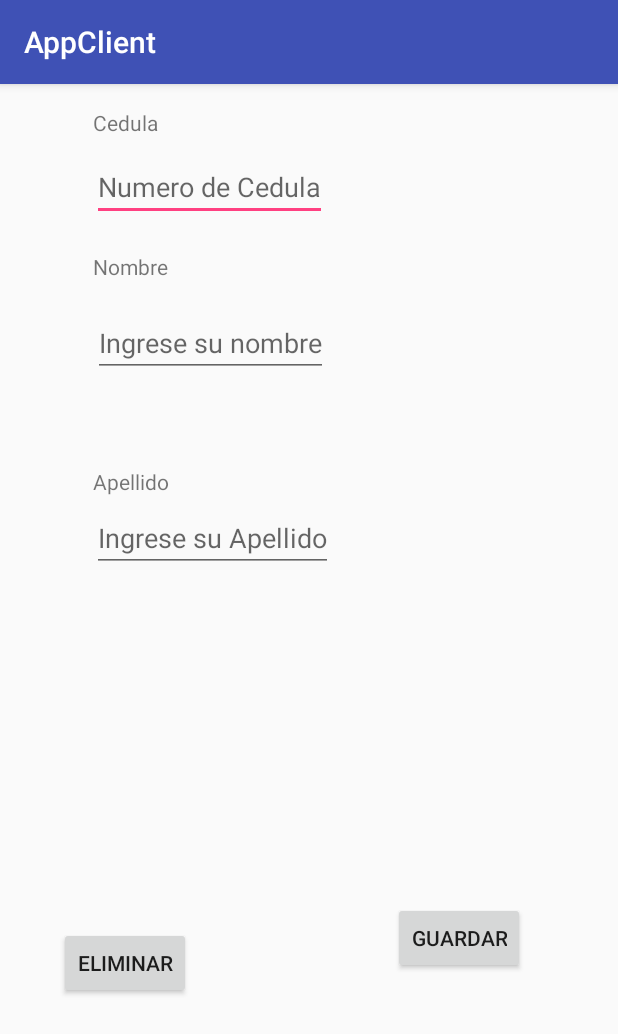
After one commit to wWGonzalez/AppEjemploRest, an Android app: the PersonaFormulario screen opened directly, with no data from a screen before it, on a phone screen of 412 x 824 dp. The commit adds this screen. Shown: the top 1034 px of the screen. Run offline under Robolectric (Android 15) with nearby library versions, the phone set to English and light mode, and no system bars; 2 statements that could not run were skipped.

Commit message:
Insertar
Insertar, Modificar y eliminar

```diff
--- a/AppClient/app/build.gradle
+++ b/AppClient/app/build.gradle
@@ -21,9 +21,10 @@ android {
 dependencies {
     implementation fileTree(include: ['*.jar'], dir: 'libs')
     implementation 'com.android.support:appcompat-v7:26.1.0'
+    implementation 'org.jbundle.util.osgi.wrapped:org.jbundle.util.osgi.wrapped.org.apache.http.client:4.1.2'
     implementation 'com.android.support.constraint:constraint-layout:1.0.2'
     testImplementation 'junit:junit:4.12'
     androidTestImplementation 'com.android.support.test:runner:1.0.1'
     androidTestImplementation 'com.android.support.test.espresso:espresso-core:3.0.1'
-    implementation files('C:/Users/wer/AndroidStudioProjects/AppClient/gradle/gson-2.2.4.jar')
+    implementation files('C:/Users/Cronos/AndroidStudioProjects/AppClient/gradle/gson-2.2.4.jar')
 }
--- a/AppClient/app/src/main/AndroidManifest.xml
+++ b/AppClient/app/src/main/AndroidManifest.xml
@@ -23,6 +23,7 @@
             </intent-filter>
         </activity>
         <activity android:name=".interfaces.BuscarPersona" />
+        <activity android:name=".interfaces.PersonaFormulario"></activity>
     </application>
 
 </manifest>
--- a/AppClient/app/src/main/java/com/example/wer/appclient/interfaces/MainActivity.java
+++ b/AppClient/app/src/main/java/com/example/wer/appclient/interfaces/MainActivity.java
@@ -19,4 +19,10 @@ public class MainActivity extends AppCompatActivity {
         Intent intent = new Intent(MainActivity.this, BuscarPersona.class);
         startActivity(intent);
     }
+
+    public void btn_formularioPersona(View view){
+        Intent intent = new Intent(MainActivity.this, PersonaFormulario.class);
+        intent.putExtra("operacion", "insertar");
+        startActivity(intent);
+    }
 }
--- /dev/null
+++ b/AppClient/app/src/main/res/layout/activity_persona_formulario.xml
@@ -0,0 +1,134 @@
+<?xml version="1.0" encoding="utf-8"?>
+<android.support.constraint.ConstraintLayout xmlns:android="http://schemas.android.com/apk/res/android"
+    xmlns:app="http://schemas.android.com/apk/res-auto"
+    xmlns:tools="http://schemas.android.com/tools"
+    android:layout_width="match_parent"
+    android:layout_height="match_parent"
+    tools:context=".interfaces.PersonaFormulario">
+
+    <Button
+        android:id="@+id/button4"
+        android:layout_width="wrap_content"
+        android:layout_height="wrap_content"
+        android:layout_marginBottom="17dp"
+        android:layout_marginEnd="111dp"
+        android:layout_marginStart="15dp"
+        android:layout_marginTop="95dp"
+        android:onClick="btn_clickEliminarPersona"
+        android:text="Eliminar"
+        app:layout_constraintBottom_toBottomOf="parent"
+        app:layout_constraintEnd_toStartOf="@+id/buttonGuardar"
+        app:layout_constraintStart_toStartOf="parent"
+        app:layout_constraintTop_toBottomOf="@+id/editTextApellido" />
+
+    <TextView
+        android:id="@+id/textView"
+        android:layout_width="wrap_content"
+        android:layout_height="wrap_content"
+        android:layout_alignParentStart="true"
+        android:layout_alignParentTop="true"
+        android:layout_marginBottom="5dp"
+        android:layout_marginEnd="261dp"
+        android:layout_marginStart="16dp"
+        android:layout_marginTop="16dp"
+        android:text="Cedula"
+        app:layout_constraintBottom_toTopOf="@+id/editTextCedula"
+        app:layout_constraintEnd_toEndOf="parent"
+        app:layout_constraintStart_toStartOf="parent"
+        app:layout_constraintTop_toTopOf="parent" />
+
+    <EditText
+        android:id="@+id/editTextCedula"
+        android:layout_width="wrap_content"
+        android:layout_height="wrap_content"
+        android:layout_alignParentEnd="true"
+        android:layout_alignParentStart="true"
+        android:layout_marginBottom="15dp"
+        android:layout_marginEnd="149dp"
+        android:layout_marginStart="16dp"
+        android:layout_marginTop="5dp"
+        android:hint="Numero de Cedula"
+        app:layout_constraintBottom_toTopOf="@+id/textView2"
+        app:layout_constraintEnd_toEndOf="parent"
+        app:layout_constraintStart_toStartOf="parent"
+        app:layout_constraintTop_toBottomOf="@+id/textView" />
+
+    <TextView
+        android:id="@+id/textView2"
+        android:layout_width="wrap_content"
+        android:layout_height="wrap_content"
+        android:layout_alignParentStart="true"
+        android:layout_marginBottom="13dp"
+        android:layout_marginEnd="254dp"
+        android:layout_marginStart="16dp"
+        android:layout_marginTop="5dp"
+        android:text="Nombre"
+        app:layout_constraintBottom_toTopOf="@+id/editTextNombre"
+        app:layout_constraintEnd_toEndOf="parent"
+        app:layout_constraintStart_toStartOf="parent"
+        app:layout_constraintTop_toBottomOf="@+id/editTextCedula" />
+
+    <EditText
+        android:id="@+id/editTextNombre"
+        android:layout_width="wrap_content"
+        android:layout_height="wrap_content"
+        android:layout_alignParentEnd="true"
+        android:layout_alignParentStart="true"
+        android:layout_marginBottom="30dp"
+        android:layout_marginEnd="147dp"
+        android:layout_marginStart="15dp"
+        android:layout_marginTop="5dp"
+        android:hint="Ingrese su nombre"
+        app:layout_constraintBottom_toTopOf="@+id/textView3"
+        app:layout_constraintEnd_toEndOf="parent"
+        app:layout_constraintStart_toStartOf="parent"
+        app:layout_constraintTop_toBottomOf="@+id/textView2" />
+
+    <TextView
+        android:id="@+id/textView3"
+        android:layout_width="wrap_content"
+        android:layout_height="wrap_content"
+        android:layout_alignParentStart="true"
+        android:layout_marginBottom="1dp"
+        android:layout_marginEnd="253dp"
+        android:layout_marginStart="16dp"
+        android:layout_marginTop="30dp"
+        android:text="Apellido"
+        app:layout_constraintBottom_toTopOf="@+id/editTextApellido"
+        app:layout_constraintEnd_toEndOf="parent"
+        app:layout_constraintStart_toStartOf="parent"
+        app:layout_constraintTop_toBottomOf="@+id/editTextNombre" />
+
+    <EditText
+        android:id="@+id/editTextApellido"
+        android:layout_width="wrap_content"
+        android:layout_height="wrap_content"
+        android:layout_alignParentEnd="true"
+        android:layout_alignParentStart="true"
+        android:layout_marginBottom="9dp"
+        android:layout_marginEnd="145dp"
+        android:layout_marginStart="16dp"
+        android:layout_marginTop="5dp"
+        android:hint="Ingrese su Apellido"
+        app:layout_constraintEnd_toEndOf="parent"
+        app:layout_constraintStart_toStartOf="parent"
+        app:layout_constraintTop_toBottomOf="@+id/textView3" />
+
+    <Button
+        android:id="@+id/buttonGuardar"
+        android:layout_width="wrap_content"
+        android:layout_height="wrap_content"
+        android:layout_alignParentBottom="true"
+        android:layout_alignParentEnd="true"
+
+        android:layout_marginBottom="17dp"
+        android:layout_marginEnd="16dp"
+        android:layout_marginStart="216dp"
+        android:layout_marginTop="388dp"
+        android:onClick="btn_clickGuardarPersona"
+        android:text="Guardar"
+        app:layout_constraintBottom_toBottomOf="parent"
+        app:layout_constraintEnd_toEndOf="parent"
+        app:layout_constraintStart_toStartOf="parent"
+        app:layout_constraintTop_toTopOf="parent" />
+</android.support.constraint.ConstraintLayout>
--- a/AppClient/build.gradle
+++ b/AppClient/build.gradle
@@ -7,7 +7,7 @@ buildscript {
         jcenter()
     }
     dependencies {
-        classpath 'com.android.tools.build:gradle:3.0.1'
+        classpath 'com.android.tools.build:gradle:3.1.0'
 
 
         // NOTE: Do not place your application dependencies here; they belong
```
Also changed, not shown: AppClient/app/src/main/java/com/example/wer/appclient/interfaces/BuscarPersona.java (+14 -2 lines), AppClient/app/src/main/java/com/example/wer/appclient/interfaces/PersonaFormulario.java (added, +220 -0 lines), AppClient/app/src/main/res/layout/activity_buscar_persona.xml (+29 -17 lines), AppClient/app/src/main/res/layout/activity_main.xml (+23 -2 lines), AppClient/app/src/main/res/mipmap-mdpi/index.jpg (added), AppClient/gradle/wrapper/gradle-wrapper.properties.
